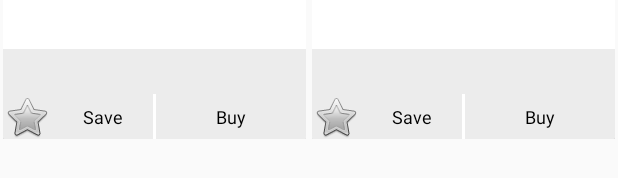
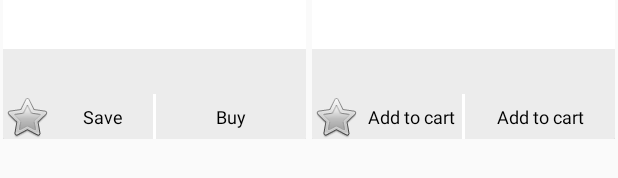
Before and after one commit to khllfg56/ChinaPrime, an Android app: the layout item_home.xml on its own in the app's theme, with its tools: preview values and no code run, on a phone screen of 412 x 824 dp. Shown: the part 254-432 px from the top of the screen. Run offline under Robolectric (Android 15) with nearby library versions, the phone set to English and light mode, and no system bars.

Commit message:
changed mainadapter

```diff
--- a/app/src/main/res/layout/activity_shopping_cart.xml
+++ b/app/src/main/res/layout/activity_shopping_cart.xml
@@ -8,7 +8,7 @@
     <android.support.v7.widget.RecyclerView
         android:id="@+id/my_recycler_view_cart"
         android:scrollbars="vertical"
-        android:layout_width="match_parent"
+        android:layout_width="wrap_content"
         android:layout_height="match_parent"/>
 
 </RelativeLayout>
--- a/app/src/main/res/layout/item_cart.xml
+++ b/app/src/main/res/layout/item_cart.xml
@@ -46,7 +46,7 @@
                     android:layout_height="match_parent" />
                 <Spinner
                     android:id="@+id/spItemQuantity"
-                    android:layout_width="45dp"
+                    android:layout_width="wrap_content"
                     android:layout_height="wrap_content"
                     android:background="@android:drawable/btn_dropdown"
                     android:spinnerMode="dropdown" />
--- a/app/src/main/res/layout/item_home.xml
+++ b/app/src/main/res/layout/item_home.xml
@@ -114,7 +114,7 @@
                             android:layout_width="0dp"
                             android:button="@android:drawable/btn_star"
                             android:textSize="12dp"
-                            android:text="Save"
+                            android:text="Add to cart"
                             android:layout_height="wrap_content"
                             android:layout_weight="1"
                             android:gravity="center"/>
@@ -127,7 +127,7 @@
                             android:layout_width="0dp"
                             android:layout_height="wrap_content"
                             android:layout_weight="1"
-                            android:text="Buy"
+                            android:text="Add to cart"
                             android:textSize="12dp"
                             android:textColor="#000000"
                             android:gravity="center"/>
```
Also changed, not shown: app/src/main/java/com/herokuapp/chinaprime/Adapters/AdapterMain.java (+9 -0 lines).
